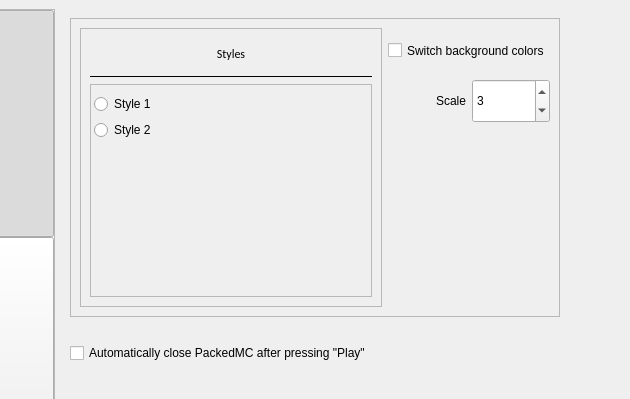
This is interface/ui_files/interface.ui in shueppin/PackedMC as Qt 5 draws it before an edit; both pictures show x 154 to 784 and y 0 to 399 of the 1100 by 700 pixel window. The edited form follows.
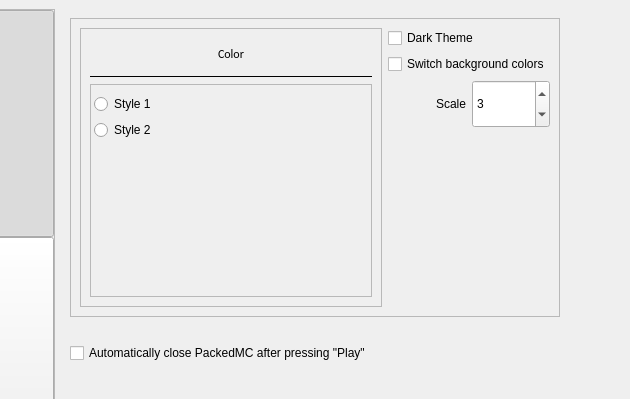
This is the edited form. The open tabs and pages were chosen to show the change.

Commit message: Changed and simplified the theme selection

```diff
--- a/interface/ui_files/interface.ui
+++ b/interface/ui_files/interface.ui
@@ -690,8 +690,100 @@
           <property name="frameShadow">
            <enum>QFrame::Raised</enum>
           </property>
-          <layout class="QGridLayout" name="gridLayout_3" rowstretch="1,1,4" columnstretch="4,1,1">
-           <item row="0" column="0" rowspan="3">
+          <layout class="QGridLayout" name="gridLayout_3" rowstretch="1,1,4,0" columnstretch="4,1,1">
+           <item row="3" column="1">
+            <spacer name="verticalSpacer_3">
+             <property name="orientation">
+              <enum>Qt::Vertical</enum>
+             </property>
+             <property name="sizeHint" stdset="0">
+              <size>
+               <width>20</width>
+               <height>173</height>
+              </size>
+             </property>
+            </spacer>
+           </item>
+           <item row="1" column="1" colspan="2">
+            <widget class="QCheckBox" name="SWITCH_SECONDARY_COLOR">
+             <property name="sizePolicy">
+              <sizepolicy hsizetype="Minimum" vsizetype="Expanding">
+               <horstretch>0</horstretch>
+               <verstretch>0</verstretch>
+              </sizepolicy>
+             </property>
+             <property name="focusPolicy">
+              <enum>Qt::NoFocus</enum>
+             </property>
+             <property name="text">
+              <string>Switch background colors</string>
+             </property>
+            </widget>
+           </item>
+           <item row="2" column="2">
+            <widget class="QSpinBox" name="SCALE_SELECTION">
+             <property name="sizePolicy">
+              <sizepolicy hsizetype="Minimum" vsizetype="Expanding">
+               <horstretch>0</horstretch>
+               <verstretch>0</verstretch>
+              </sizepolicy>
+             </property>
+             <property name="focusPolicy">
+              <enum>Qt::NoFocus</enum>
+             </property>
+             <property name="inputMethodHints">
+              <set>Qt::ImhDigitsOnly</set>
+             </property>
+             <property name="readOnly">
+              <bool>false</bool>
+             </property>
+             <property name="buttonSymbols">
+              <enum>QAbstractSpinBox::UpDownArrows</enum>
+             </property>
+             <property name="keyboardTracking">
+              <bool>true</bool>
+             </property>
+             <property name="minimum">
+              <number>1</number>
+             </property>
+             <property name="maximum">
+              <number>5</number>
+             </property>
+             <property name="value">
+              <number>3</number>
+             </property>
+            </widget>
+           </item>
+           <item row="2" column="1">
+            <widget class="QLabel" name="label_5">
+             <property name="sizePolicy">
+              <sizepolicy hsizetype="Preferred" vsizetype="Expanding">
+               <horstretch>0</horstretch>
+               <verstretch>0</verstretch>
+              </sizepolicy>
+             </property>
+             <property name="text">
+              <string>Scale</string>
+             </property>
+             <property name="alignment">
+              <set>Qt::AlignRight|Qt::AlignTrailing|Qt::AlignVCenter</set>
+             </property>
+            </widget>
+           </item>
+           <item row="0" column="1" colspan="2">
+            <widget class="QCheckBox" name="USE_DARK_THEME">
+             <property name="sizePolicy">
+              <sizepolicy hsizetype="Minimum" vsizetype="Expanding">
+               <horstretch>0</horstretch>
+               <verstretch>0</verstretch>
+              </sizepolicy>
+             </property>
+             <property name="text">
+              <string>Dark Theme</string>
+             </property>
+            </widget>
+           </item>
+           <item row="0" column="0" rowspan="4">
             <widget class="QFrame" name="frame_2">
              <property name="frameShape">
               <enum>QFrame::StyledPanel</enum>
@@ -725,7 +817,7 @@
                  </font>
                 </property>
                 <property name="text">
-                 <string>Styles</string>
+                 <string>Color</string>
                 </property>
                 <property name="alignment">
                  <set>Qt::AlignCenter</set>
@@ -824,85 +916,6 @@
              </layout>
             </widget>
            </item>
-           <item row="0" column="1" colspan="2">
-            <widget class="QCheckBox" name="SWITCH_SECONDARY_COLOR">
-             <property name="sizePolicy">
-              <sizepolicy hsizetype="Minimum" vsizetype="Expanding">
-               <horstretch>0</horstretch>
-               <verstretch>0</verstretch>
-              </sizepolicy>
-             </property>
-             <property name="focusPolicy">
-              <enum>Qt::NoFocus</enum>
-             </property>
-             <property name="text">
-              <string>Switch background colors</string>
-             </property>
-            </widget>
-           </item>
-           <item row="1" column="1">
-            <widget class="QLabel" name="label_5">
-             <property name="sizePolicy">
-              <sizepolicy hsizetype="Preferred" vsizetype="Expanding">
-               <horstretch>0</horstretch>
-               <verstretch>0</verstretch>
-              </sizepolicy>
-             </property>
-             <property name="text">
-              <string>Scale</string>
-             </property>
-             <property name="alignment">
-              <set>Qt::AlignRight|Qt::AlignTrailing|Qt::AlignVCenter</set>
-             </property>
-            </widget>
-           </item>
-           <item row="1" column="2">
-            <widget class="QSpinBox" name="SCALE_SELECTION">
-             <property name="sizePolicy">
-              <sizepolicy hsizetype="Minimum" vsizetype="Expanding">
-               <horstretch>0</horstretch>
-               <verstretch>0</verstretch>
-              </sizepolicy>
-             </property>
-             <property name="focusPolicy">
-              <enum>Qt::NoFocus</enum>
-             </property>
-             <property name="inputMethodHints">
-              <set>Qt::ImhDigitsOnly</set>
-             </property>
-             <property name="readOnly">
-              <bool>false</bool>
-             </property>
-             <property name="buttonSymbols">
-              <enum>QAbstractSpinBox::UpDownArrows</enum>
-             </property>
-             <property name="keyboardTracking">
-              <bool>true</bool>
-             </property>
-             <property name="minimum">
-              <number>1</number>
-             </property>
-             <property name="maximum">
-              <number>5</number>
-             </property>
-             <property name="value">
-              <number>3</number>
-             </property>
-            </widget>
-           </item>
-           <item row="2" column="1">
-            <spacer name="verticalSpacer_3">
-             <property name="orientation">
-              <enum>Qt::Vertical</enum>
-             </property>
-             <property name="sizeHint" stdset="0">
-              <size>
-               <width>20</width>
-               <height>173</height>
-              </size>
-             </property>
-            </spacer>
-           </item>
           </layout>
          </widget>
         </item>
```
Left out of the diff: 2 changed lines with no effect on the pictures. The commit also changes 3 other files.
